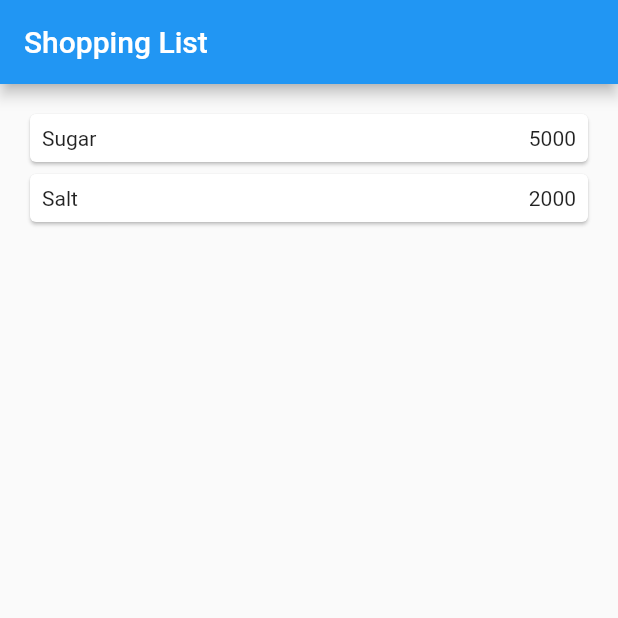
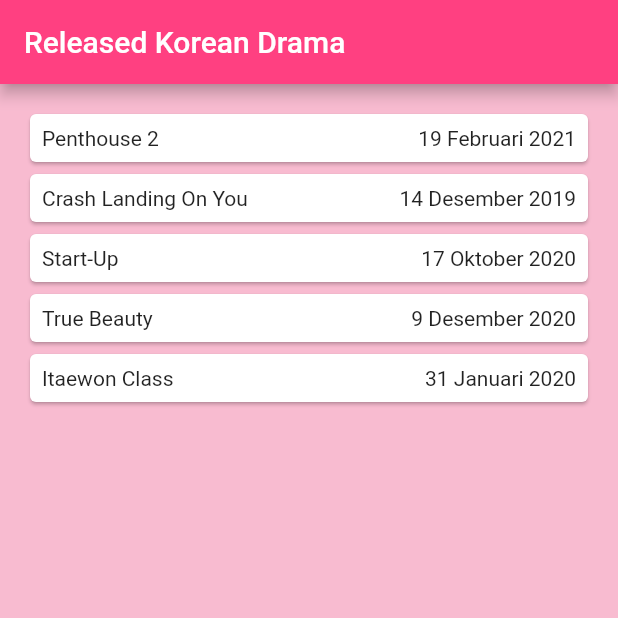
Before and after one commit to annastasyaivory/flutter_belanja_pertemuan6, a Flutter app: the screen it shows after launch, on a phone screen of 412 x 824 dp, the top half of it. Run offline on Flutter 3.47's test engine with Material 2 defaults, Android fonts, the phone set to English and light mode, and no system bars.

Commit message:
Tugas Praktikum

```diff
--- a/lib/models/item.dart
+++ b/lib/models/item.dart
@@ -1,6 +1,5 @@
 class Item {
-  String name;
-  int price;
+  String name, release, image, desc;
 
-  Item({this.name, this.price});
+  Item({this.name, this.release, this.image, this.desc});
 }
--- a/lib/pages/home_page.dart
+++ b/lib/pages/home_page.dart
@@ -4,18 +4,48 @@ import 'package:flutter_belanja/models/item.dart';
 
 class HomePage extends StatelessWidget {
   final List<Item> items = [
-    Item(name: 'Sugar', price: 5000),
-    Item(name: 'Salt', price: 2000)
+    Item(
+        name: 'Penthouse 2',
+        release: '19 Februari 2021',
+        image: 'assets/images/penthouse.jpg',
+        desc:
+            'Penthouse akan menceritakan kisah seorang wanita yang mempertaruhkan segalanya untuk mencapai tujuannya agar dapat pindah ke penthouse mewah di Distrik Gangnam. Dia ingin memenuhi hasyrat, keibuan, bahkan karir untuk bertahan dalam lingkungan kelas atas.'),
+    Item(
+        name: 'Crash Landing On You',
+        release: '14 Desember 2019',
+        image: 'assets/images/cloy.jpeg',
+        desc:
+            'Kisah drama ini tentang pewaris wanita perusahaan Korea Selatan yang kaya raya bernama Yoon Se Ri. Suatu hari, ia paragliding tersangkut di angin topan dan jatuh di Korea Utara.'),
+    Item(
+        name: 'Start-Up',
+        release: '17 Oktober 2020',
+        image: 'assets/images/startup.jpg',
+        desc:
+            'Start-Up menceritakan kisah orang-orang di dunia perusahaan startup. Seo Dal Mi (Bae Suzy), karakter utama film ini bermimpi menjadi Steve Jobs dari Korea. Dia seorang petualang yang tidak memiliki banyak harta, tetapi memiliki rencana besar untuk dirinya sendiri.'),
+    Item(
+        name: 'True Beauty',
+        release: '9 Desember 2020',
+        image: 'assets/images/true.jpg',
+        desc:
+            'Drama garapan Kim Sang Hyub ini menceritakan tentang Lim Ju Kyung (Moon Ga Young). Lim Ju Kyung merupakan seorang pelajar SMA yang kurang percaya diri dengan penampilannya. Hingga dirinya bertekad menggunakan riasan atau makeup untuk menyembunyikan wajah asli.'),
+    Item(
+        name: 'Itaewon Class',
+        release: '31 Januari 2020',
+        image: 'assets/images/itaewon.jpg',
+        desc:
+            'Drama Korea ini berawal dari kisah pria bernama Park Saeroyi yang masa mudanya hancur karena fitnahan. Ia masuk penjara karena ulah teman sekelasnya Jang Geun Soo anak pengusaha kaya yang semena-mena yaitu Jang Dae Hee.')
   ];
 
   @override
   Widget build(BuildContext context) {
     return Scaffold(
       appBar: AppBar(
-        title: Text("Shopping List"),
+        title: Text("Released Korean Drama"),
+        backgroundColor: Colors.pinkAccent,
       ),
       body: Container(
-          margin: EdgeInsets.all(8),
+          color: Colors.pink[100],
+          padding: EdgeInsets.all(8),
           child: ListView.builder(
               padding: EdgeInsets.all(8),
               itemCount: items.length,
@@ -33,7 +63,7 @@ class HomePage extends StatelessWidget {
                           Expanded(child: Text(item.name)),
                           Expanded(
                             child: Text(
-                              item.price.toString(),
+                              item.release,
                               textAlign: TextAlign.end,
                             ),
                           )
--- a/pubspec.yaml
+++ b/pubspec.yaml
@@ -45,8 +45,8 @@ flutter:
   uses-material-design: true
 
   # To add assets to your application, add an assets section, like this:
-  # assets:
-  #   - images/a_dot_burr.jpeg
+  assets:
+    - assets/images/
   #   - images/a_dot_ham.jpeg
 
   # An image asset can refer to one or more resolution-specific "variants", see
```
Also changed, not shown: lib/pages/item_page.dart (+42 -3 lines), assets/images/cloy.jpeg (added), assets/images/itaewon.jpg (added), assets/images/penthouse.jpg (added), assets/images/startup.jpg (added), assets/images/true.jpg (added).
